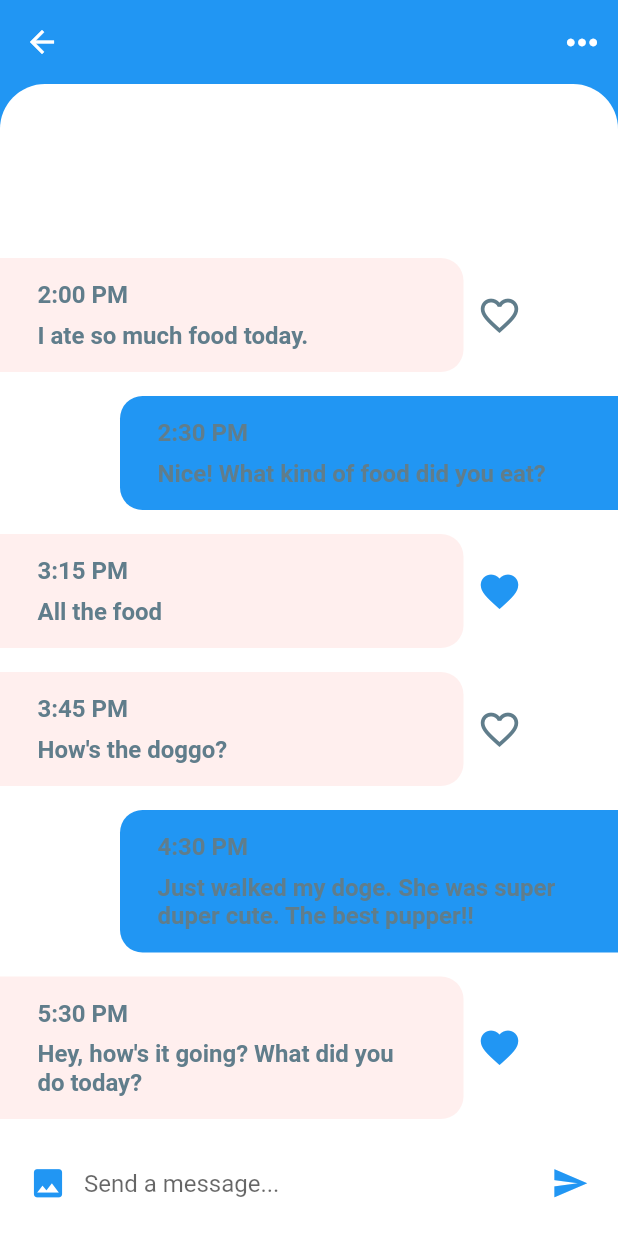
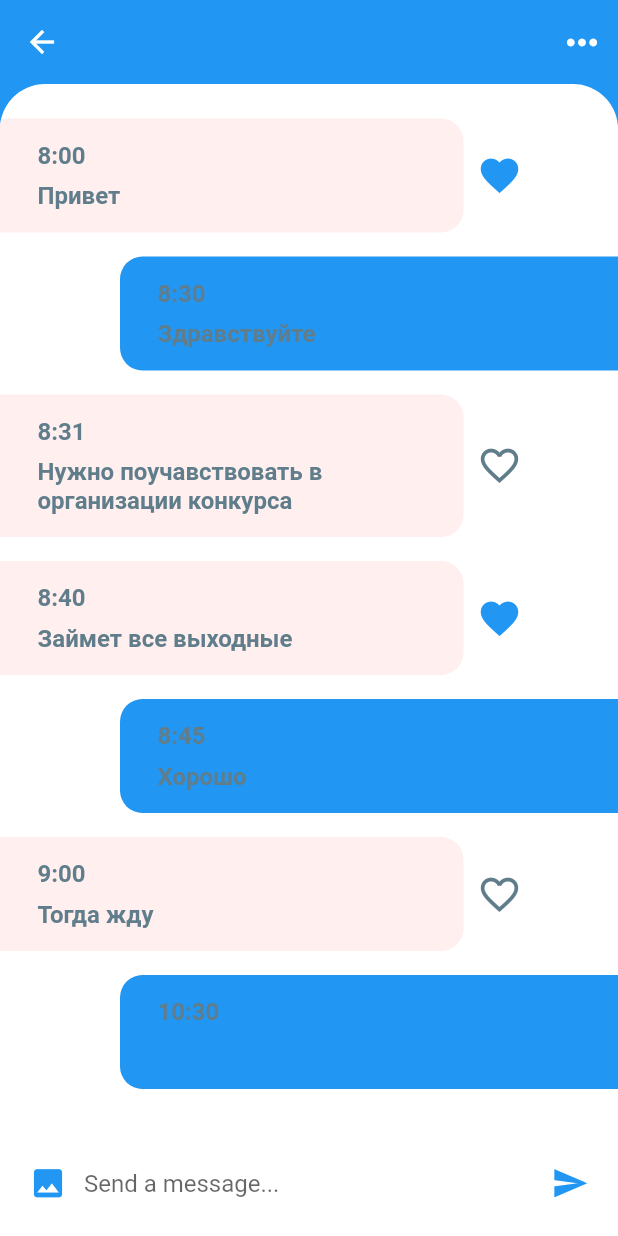
Before and after one commit to mentoster/digital_breakthrough, a Flutter app: the ChatScreen screen opened directly with empty values, after a tap on the "send" icon, on a phone screen of 412 x 824 dp. Run offline on Flutter 3.47's test engine with Material 2 defaults, Android fonts, the phone set to English and light mode, and no system bars; our stand-ins replace curved_navigation_bar; missing offline and left inert: tree_view.

Commit message:
Chat works

```diff
--- a/lib/chat/models/message_model.dart
+++ b/lib/chat/models/message_model.dart
@@ -40,50 +40,50 @@ List<User> favorites = [sam, steven, olivia, john, greg];
 List<Message> chats = [
   Message(
     sender: james,
-    time: '5:30 PM',
+    time: '9:00',
     text: 'Привет, на счет проекта ...',
     isLiked: false,
     unread: true,
   ),
   Message(
     sender: olivia,
-    time: '4:30 PM',
+    time: '11:30',
     text: 'Завтра собрание в 9',
     isLiked: false,
     unread: true,
   ),
   Message(
     sender: john,
-    time: '3:30 PM',
+    time: '14:00',
     text: 'Спасибо',
     isLiked: false,
     unread: false,
   ),
   Message(
     sender: sophia,
-    time: '2:30 PM',
+    time: '15:00',
     text: 'Можешь подойти?',
     isLiked: false,
     unread: true,
   ),
   Message(
     sender: steven,
-    time: '1:30 PM',
+    time: '15:30',
     text: 'Скоро проверка',
     isLiked: false,
     unread: false,
   ),
   Message(
     sender: sam,
-    time: '12:30 PM',
+    time: '16:00',
     text: 'Не смогу выполнить задание',
     isLiked: false,
     unread: false,
   ),
   Message(
     sender: greg,
-    time: '11:30 AM',
-    text: 'Hey, how\'s it going? What did you do today?',
+    time: '17:00',
+    text: 'До встречи',
     isLiked: false,
     unread: false,
   ),
@@ -93,43 +93,43 @@ List<Message> chats = [
 List<Message> messages = [
   Message(
     sender: james,
-    time: '5:30 PM',
-    text: 'Hey, how\'s it going? What did you do today?',
+    time: '8:00',
+    text: 'Привет',
     isLiked: true,
     unread: true,
   ),
   Message(
     sender: currentUser,
-    time: '4:30 PM',
-    text: 'Just walked my doge. She was super duper cute. The best pupper!!',
+    time: '8:30',
+    text: 'Здравствуйте',
     isLiked: false,
     unread: true,
   ),
   Message(
     sender: james,
-    time: '3:45 PM',
-    text: 'How\'s the doggo?',
+    time: '8:31',
+    text: 'Нужно поучавствовать в организации конкурса',
     isLiked: false,
     unread: true,
   ),
   Message(
     sender: james,
-    time: '3:15 PM',
-    text: 'All the food',
+    time: '8:40',
+    text: 'Займет все выходные',
     isLiked: true,
     unread: true,
   ),
   Message(
     sender: currentUser,
-    time: '2:30 PM',
-    text: 'Nice! What kind of food did you eat?',
+    time: '8:45',
+    text: 'Хорошо',
     isLiked: false,
     unread: true,
   ),
   Message(
     sender: james,
-    time: '2:00 PM',
-    text: 'I ate so much food today.',
+    time: '9:00',
+    text: 'Тогда жду',
     isLiked: false,
     unread: true,
   ),
--- a/lib/chat/screens/chat_screen.dart
+++ b/lib/chat/screens/chat_screen.dart
@@ -82,6 +82,7 @@ class _ChatScreenState extends State<ChatScreen> {
   }
 
   _buildMessageComposer() {
+    String msg = "";
     return Container(
       padding: EdgeInsets.symmetric(horizontal: 8.0),
       height: 70.0,
@@ -97,7 +98,9 @@ class _ChatScreenState extends State<ChatScreen> {
           Expanded(
             child: TextField(
               textCapitalization: TextCapitalization.sentences,
-              onChanged: (value) {},
+              onChanged: (value) {
+                msg = value;
+              },
               decoration: InputDecoration.collapsed(
                 hintText: 'Send a message...',
               ),
@@ -107,7 +110,26 @@ class _ChatScreenState extends State<ChatScreen> {
             icon: Icon(Icons.send),
             iconSize: 25.0,
             color: Theme.of(context).primaryColor,
-            onPressed: () {},
+            onPressed: () {
+              messages.add(Message(
+                sender: widget.user,
+                time: DateTime.now().hour.toString() +
+                    ":" +
+                    DateTime.now().minute.toString(),
+                text: msg,
+                isLiked: false,
+                unread: false,
+              ));
+              print(messages.last.text);
+              Navigator.push(
+                context,
+                MaterialPageRoute(
+                  builder: (_) => ChatScreen(
+                    user: widget.user,
+                  ),
+                ),
+              );
+            },
           ),
         ],
       ),
@@ -155,7 +177,8 @@ class _ChatScreenState extends State<ChatScreen> {
                     topRight: Radius.circular(30.0),
                   ),
                   child: ListView.builder(
-                    reverse: true,
+                    controller: ScrollController(
+                        initialScrollOffset: messages.length * 85.0),
                     padding: EdgeInsets.only(top: 15.0),
                     itemCount: messages.length,
                     itemBuilder: (BuildContext context, int index) {
--- a/lib/chat/widgets/recent_chat.dart
+++ b/lib/chat/widgets/recent_chat.dart
@@ -66,7 +66,7 @@ class RecentChats extends StatelessWidget {
                               ),
                               SizedBox(height: 5.0),
                               Container(
-                                width: MediaQuery.of(context).size.width * 0.45,
+                                width: 300,
                                 child: Text(
                                   chat.text,
                                   style: TextStyle(
@@ -102,7 +102,7 @@ class RecentChats extends StatelessWidget {
                                   ),
                                   alignment: Alignment.center,
                                   child: Text(
-                                    'NEW',
+                                    'Новое',
                                     style: TextStyle(
                                       color: Colors.white,
                                       fontSize: 12.0,
--- a/lib/main_screen.dart
+++ b/lib/main_screen.dart
@@ -46,7 +46,7 @@ class _BottomNavBarState extends State<BottomNavBar> {
           controller: _controller, // assign it to PageView
           children: <Widget>[
             MapVkld(),
-            FruitList(),
+            MainPage(),
             MaterialApp(
               debugShowCheckedModeBanner: false,
               title: 'Chat',
```
Also changed, not shown: pubspec.lock, 2 other files.
